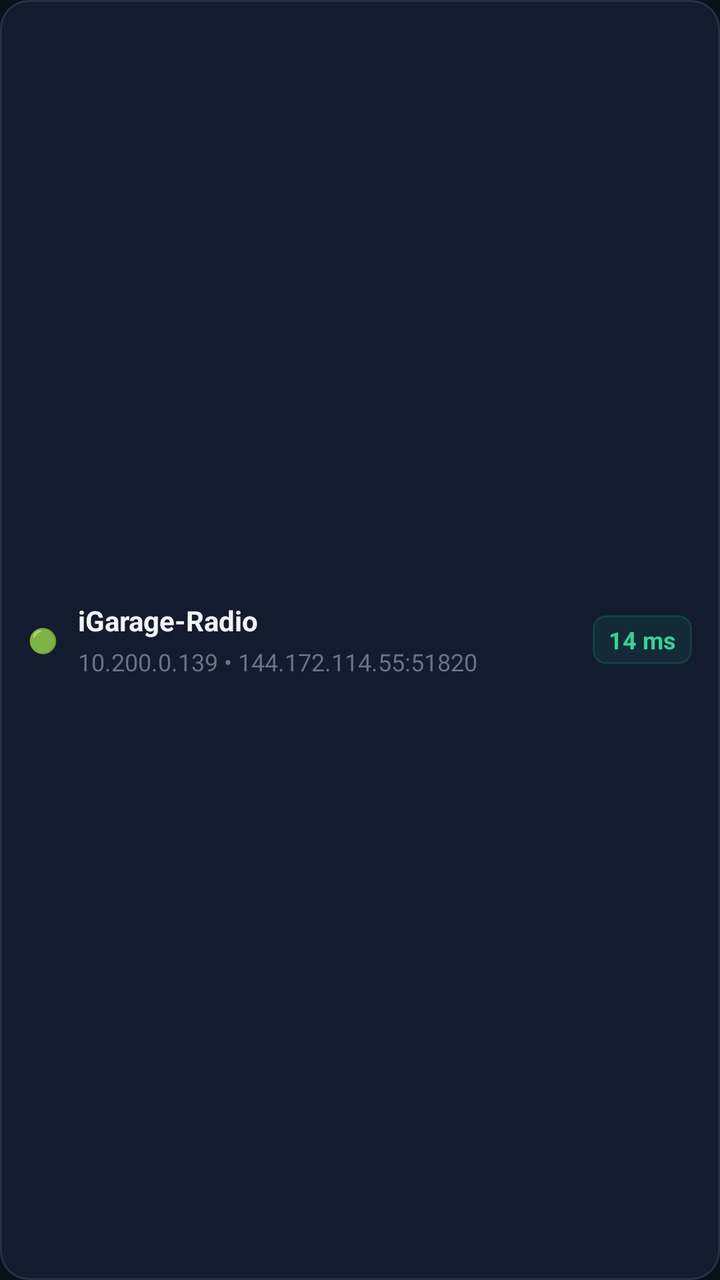
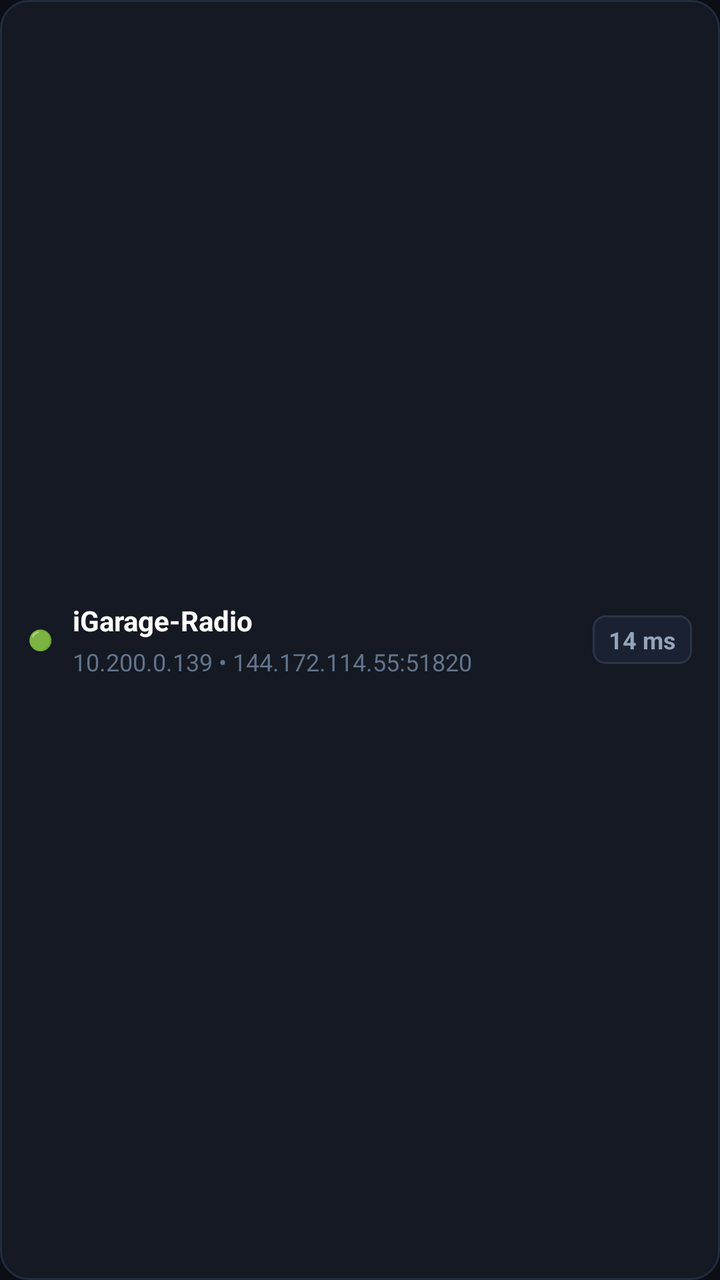

Two renders of the same Android screen: before a commit and after it. Below are the layout's source before the change and the commit's diff.
<!-- AndroidManifest.xml: application theme Theme.NatBypass -->
<!-- res/layout/item_peer.xml -->
<?xml version="1.0" encoding="utf-8"?>
<LinearLayout xmlns:android="http://schemas.android.com/apk/res/android"
    android:layout_width="match_parent"
    android:layout_height="wrap_content"
    android:layout_marginBottom="8dp"
    android:background="@drawable/bg_card"
    android:clickable="true"
    android:focusable="true"
    android:foreground="?attr/selectableItemBackground"
    android:gravity="center_vertical"
    android:orientation="horizontal"
    android:paddingStart="14dp"
    android:paddingTop="12dp"
    android:paddingEnd="14dp"
    android:paddingBottom="12dp">

    <TextView
        android:id="@+id/tvPeerStatus"
        android:layout_width="wrap_content"
        android:layout_height="wrap_content"
        android:layout_marginEnd="10dp"
        android:text="🟢"
        android:textSize="12sp" />

    <LinearLayout
        android:layout_width="0dp"
        android:layout_height="wrap_content"
        android:layout_weight="1"
        android:orientation="vertical">

        <LinearLayout
            android:layout_width="match_parent"
            android:layout_height="wrap_content"
            android:gravity="center_vertical"
            android:orientation="horizontal">

            <TextView
                android:id="@+id/tvPeerName"
                android:layout_width="wrap_content"
                android:layout_height="wrap_content"
                android:ellipsize="end"
                android:maxLines="1"
                android:singleLine="true"
                android:text="iGarage-Radio"
                android:textColor="@color/text_primary"
                android:textSize="14sp"
                android:textStyle="bold" />

            <TextView
                android:id="@+id/tvExitNodeBadge"
                android:layout_width="wrap_content"
                android:layout_height="wrap_content"
                android:layout_marginStart="8dp"
                android:background="@drawable/bg_chip_purple"
                android:paddingStart="6dp"
                android:paddingTop="2dp"
                android:paddingEnd="6dp"
                android:paddingBottom="2dp"
                android:singleLine="true"
                android:text="Шлюз"
                android:textColor="@color/accent_purple"
                android:textSize="11sp"
                android:textStyle="bold"
                android:visibility="gone" />
        </LinearLayout>

        <TextView
            android:id="@+id/tvPeerIp"
            android:layout_width="match_parent"
            android:layout_height="wrap_content"
            android:layout_marginTop="3dp"
            android:ellipsize="end"
            android:maxLines="1"
            android:singleLine="true"
            android:text="10.200.0.139 • 144.172.114.55:51820"
            android:textColor="@color/text_muted"
            android:textSize="12sp" />
    </LinearLayout>

    <TextView
        android:id="@+id/tvPeerPing"
        android:layout_width="wrap_content"
        android:layout_height="wrap_content"
        android:layout_marginStart="8dp"
        android:background="@drawable/bg_chip_green"
        android:paddingStart="8dp"
        android:paddingTop="4dp"
        android:paddingEnd="8dp"
        android:paddingBottom="4dp"
        android:singleLine="true"
        android:text="14 ms"
        android:textColor="@color/green_bright"
        android:textSize="12sp"
        android:textStyle="bold" />
</LinearLayout>
<!-- resources referenced by this layout -->
<resources>
  <color name="accent_purple">#818CF8</color>
  <color name="green_bright">#34D399</color>
  <color name="text_muted">#64748B</color>
  <color name="text_primary">#F1F5F9</color>
  <!-- drawable bg_card (drawable) -->
  <?xml version="1.0" encoding="utf-8"?>
  <shape xmlns:android="http://schemas.android.com/apk/res/android">
      <solid android:color="@color/card_bg" />
      <stroke android:width="1dp" android:color="@color/border_dark" />
      <corners android:radius="14dp" />
  </shape>
  <!-- drawable bg_chip_green (drawable) -->
  <?xml version="1.0" encoding="utf-8"?>
  <shape xmlns:android="http://schemas.android.com/apk/res/android">
      <solid android:color="#1A10B981" />
      <stroke android:width="1dp" android:color="#3310B981" />
      <corners android:radius="6dp" />
  </shape>
  <!-- drawable bg_chip_purple (drawable) -->
  <?xml version="1.0" encoding="utf-8"?>
  <shape xmlns:android="http://schemas.android.com/apk/res/android">
      <solid android:color="#1A818CF8" />
      <stroke android:width="1dp" android:color="#33818CF8" />
      <corners android:radius="6dp" />
  </shape>
  <style name="Theme.NatBypass" parent="Theme.Material3.Dark.NoActionBar">
          <item name="android:windowBackground">@color/bg_dark</item>
          <item name="android:statusBarColor">@color/bg_dark</item>
          <item name="android:navigationBarColor">@color/bg_dark</item>
          <item name="colorPrimary">@color/accent_blue</item>
          <item name="colorSecondary">@color/green_online</item>
          <item name="colorSurface">@color/panel_dark</item>
      </style>
  <color name="card_bg">#131B2E</color>
  <color name="border_dark">#243048</color>
  <color name="bg_dark">#0B0F19</color>
  <color name="accent_blue">#38BDF8</color>
  <color name="green_online">#10B981</color>
  <color name="panel_dark">#131B2E</color>
</resources>

<!-- the commit's change to res/layout/item_peer.xml (unified diff, before → after) -->
@@ -20,7 +20,7 @@
         android:layout_height="wrap_content"
         android:layout_marginEnd="10dp"
         android:text="🟢"
-        android:textSize="12sp" />
+        android:textSize="10sp" />
 
     <LinearLayout
         android:layout_width="0dp"
@@ -58,7 +58,7 @@
                 android:paddingBottom="2dp"
                 android:singleLine="true"
                 android:text="Шлюз"
-                android:textColor="@color/accent_purple"
+                android:textColor="@color/text_secondary"
                 android:textSize="11sp"
                 android:textStyle="bold"
                 android:visibility="gone" />
@@ -82,14 +82,14 @@
         android:layout_width="wrap_content"
         android:layout_height="wrap_content"
         android:layout_marginStart="8dp"
-        android:background="@drawable/bg_chip_green"
+        android:background="@drawable/bg_chip_blue"
         android:paddingStart="8dp"
         android:paddingTop="4dp"
         android:paddingEnd="8dp"
         android:paddingBottom="4dp"
         android:singleLine="true"
         android:text="14 ms"
-        android:textColor="@color/green_bright"
+        android:textColor="@color/text_secondary"
         android:textSize="12sp"
         android:textStyle="bold" />
 </LinearLayout>
<!-- resource entries referenced after the edit -->
@@ -1,9 +1,8 @@
 <!-- resources referenced by this layout -->
 <resources>
-  <color name="accent_purple">#818CF8</color>
-  <color name="green_bright">#34D399</color>
   <color name="text_muted">#64748B</color>
-  <color name="text_primary">#F1F5F9</color>
+  <color name="text_primary">#FFFFFF</color>
+  <color name="text_secondary">#94A3B8</color>
   <!-- drawable bg_card (drawable) -->
   <?xml version="1.0" encoding="utf-8"?>
   <shape xmlns:android="http://schemas.android.com/apk/res/android">
@@ -11,18 +10,18 @@
       <stroke android:width="1dp" android:color="@color/border_dark" />
       <corners android:radius="14dp" />
   </shape>
-  <!-- drawable bg_chip_green (drawable) -->
+  <!-- drawable bg_chip_blue (drawable) -->
   <?xml version="1.0" encoding="utf-8"?>
   <shape xmlns:android="http://schemas.android.com/apk/res/android">
-      <solid android:color="#1A10B981" />
-      <stroke android:width="1dp" android:color="#3310B981" />
+      <solid android:color="#1A2232" />
+      <stroke android:width="1dp" android:color="#2A3548" />
       <corners android:radius="6dp" />
   </shape>
   <!-- drawable bg_chip_purple (drawable) -->
   <?xml version="1.0" encoding="utf-8"?>
   <shape xmlns:android="http://schemas.android.com/apk/res/android">
-      <solid android:color="#1A818CF8" />
-      <stroke android:width="1dp" android:color="#33818CF8" />
+      <solid android:color="#1A2232" />
+      <stroke android:width="1dp" android:color="#334155" />
       <corners android:radius="6dp" />
   </shape>
   <style name="Theme.NatBypass" parent="Theme.Material3.Dark.NoActionBar">
@@ -33,11 +32,11 @@
           <item name="colorSecondary">@color/green_online</item>
           <item name="colorSurface">@color/panel_dark</item>
       </style>
-  <color name="card_bg">#131B2E</color>
-  <color name="border_dark">#243048</color>
-  <color name="bg_dark">#0B0F19</color>
-  <color name="accent_blue">#38BDF8</color>
+  <color name="card_bg">#141923</color>
+  <color name="border_dark">#222C3D</color>
+  <color name="bg_dark">#0B0E14</color>
+  <color name="accent_blue">#3B82F6</color>
   <color name="green_online">#10B981</color>
-  <color name="panel_dark">#131B2E</color>
+  <color name="panel_dark">#141923</color>
 </resources>
 
